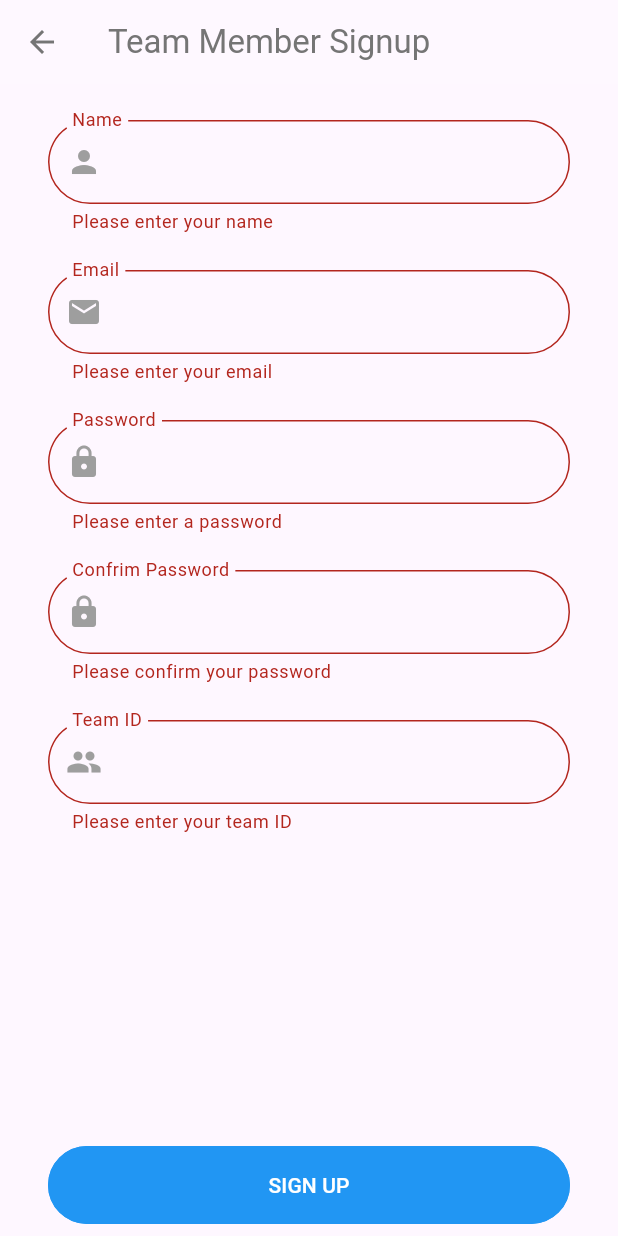
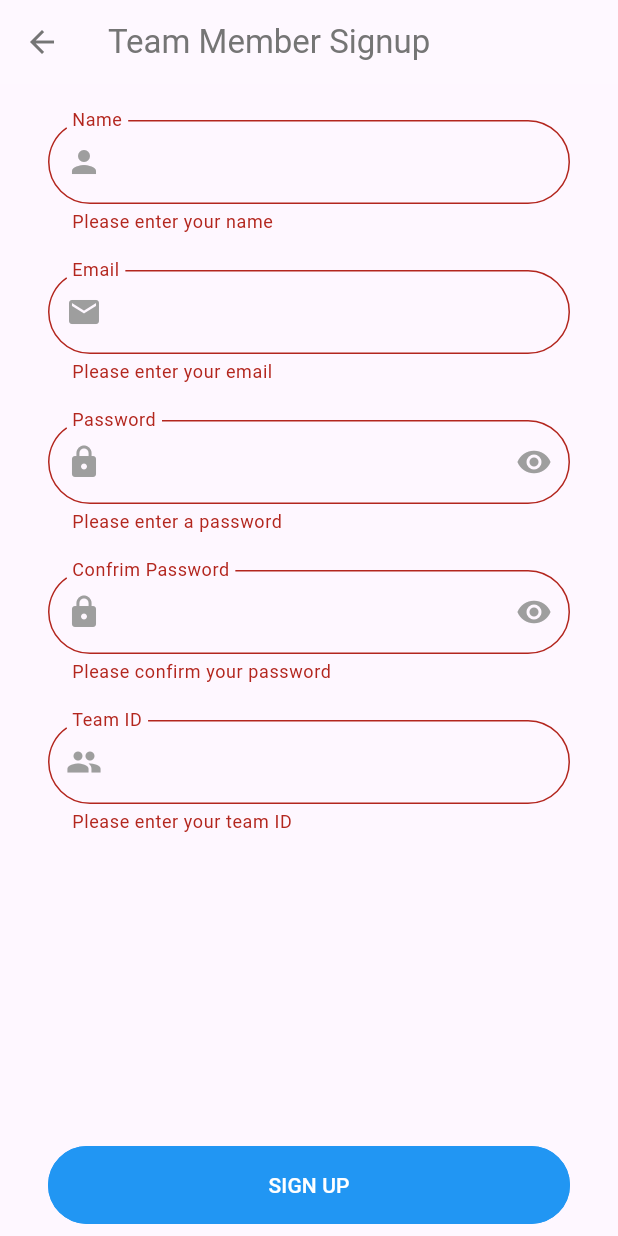
Before and after one commit to almanza1112/thesalesgong, a Flutter app: the TeamMemberSignupPage screen opened by its route, after a tap on "SIGN UP", on a phone screen of 412 x 824 dp. Run offline on Flutter 3.47's test engine with Material 3 defaults, Android fonts, the light colour scheme and no system bars; our stand-ins replace firebase_auth, firebase_core, firebase_messaging; accounts and stored records are empty.

Commit message:
team member sign up flow updated

```diff
--- a/lib/login/team_member_signup_page.dart
+++ b/lib/login/team_member_signup_page.dart
@@ -1,4 +1,9 @@
+import 'dart:convert';
+
+import 'package:firebase_auth/firebase_auth.dart';
 import 'package:flutter/material.dart';
+import 'package:http/http.dart' as http;
+import 'package:thesalesgong/globals.dart' as globals;
 
 class TeamMemberSignupPage extends StatefulWidget {
   const TeamMemberSignupPage({Key? key}) : super(key: key);
@@ -16,10 +21,16 @@ class _TeamMemberSignupPageState extends State<TeamMemberSignupPage> {
   final TextEditingController _teamIdController = TextEditingController();
   final double formPadding = 24;
 
+  bool isPasswordObscure = true;
+  bool isConfirmPasswordObscure = true;
+
+  String? _teamIDErrorText;
+  String? _emailErrorText;
+
   @override
   Widget build(BuildContext context) {
     return Scaffold(
-      resizeToAvoidBottomInset: false,
+      resizeToAvoidBottomInset: false, //TODO: Look into this
       appBar: AppBar(
         title: const Text('Team Member Signup'),
         backgroundColor: Colors.white10,
@@ -58,6 +69,7 @@ class _TeamMemberSignupPageState extends State<TeamMemberSignupPage> {
                   controller: _emailController,
                   decoration: InputDecoration(
                       labelText: 'Email',
+                      errorText: _emailErrorText,
                       floatingLabelBehavior: FloatingLabelBehavior.always,
                       prefixIcon: const Icon(
                         Icons.email,
@@ -75,6 +87,7 @@ class _TeamMemberSignupPageState extends State<TeamMemberSignupPage> {
                 SizedBox(height: formPadding),
                 TextFormField(
                   controller: _passwordController,
+                  obscureText: isPasswordObscure,
                   decoration: InputDecoration(
                       labelText: 'Password',
                       floatingLabelBehavior: FloatingLabelBehavior.always,
@@ -82,9 +95,19 @@ class _TeamMemberSignupPageState extends State<TeamMemberSignupPage> {
                         Icons.lock,
                         color: Colors.grey,
                       ),
+                      suffixIcon: IconButton(
+                        onPressed: () {
+                          setState(() {
+                            isPasswordObscure = !isPasswordObscure;
+                          });
+                        },
+                        icon: Icon(isPasswordObscure
+                            ? Icons.visibility
+                            : Icons.visibility_off),
+                        color: Colors.grey,
+                      ),
                       border: OutlineInputBorder(
                           borderRadius: BorderRadius.circular(40))),
-                  obscureText: true,
                   validator: (value) {
                     if (value == null || value.isEmpty) {
                       return 'Please enter a password';
@@ -95,11 +118,24 @@ class _TeamMemberSignupPageState extends State<TeamMemberSignupPage> {
                 SizedBox(height: formPadding),
                 TextFormField(
                   controller: _confirmPasswordController,
+                  obscureText: isConfirmPasswordObscure,
                   decoration: InputDecoration(
                       labelText: 'Confrim Password',
                       floatingLabelBehavior: FloatingLabelBehavior.always,
                       prefixIcon: const Icon(
                         Icons.lock,
+                        color: Colors.grey,
+                      ),
+                      suffixIcon: IconButton(
+                        onPressed: () {
+                          setState(() {
+                            isConfirmPasswordObscure =
+                                !isConfirmPasswordObscure;
+                          });
+                        },
+                        icon: Icon(isConfirmPasswordObscure
+                            ? Icons.visibility
+                            : Icons.visibility_off),
                         color: Colors.grey,
                       ),
                       border: OutlineInputBorder(
@@ -120,6 +156,7 @@ class _TeamMemberSignupPageState extends State<TeamMemberSignupPage> {
                   decoration: InputDecoration(
                       labelText: 'Team ID',
                       floatingLabelBehavior: FloatingLabelBehavior.always,
+                      errorText: _teamIDErrorText,
                       prefixIcon: const Icon(
                         Icons.group,
                         color: Colors.grey,
@@ -141,12 +178,7 @@ class _TeamMemberSignupPageState extends State<TeamMemberSignupPage> {
                       foregroundColor: Colors.white,
                       side: const BorderSide(color: Colors.blue),
                       shape: const StadiumBorder()),
-                  onPressed: () {
-                    if (_formKey.currentState!.validate()) {
-                      // Perform sign-up logic here
-                      Navigator.pushNamed(context, '/home');
-                    }
-                  },
+                  onPressed: createAccount,
                   child: const Text('SIGN UP'),
                 ),
                 const SizedBox(height: 8),
@@ -157,4 +189,73 @@ class _TeamMemberSignupPageState extends State<TeamMemberSignupPage> {
       ),
     );
   }
+
+  void createAccount() async {
+    setState(() {
+      _emailErrorText = null;
+      _teamIDErrorText = null;
+    });
+    if (_formKey.currentState!.validate()) {
+      var body = {
+        "name": _nameController.text,
+        "email": _emailController.text,
+        "password": _passwordController.text,
+        "team_ID": _teamIdController.text,
+      };
+
+      http.Response response = await http.post(
+          Uri.parse("${globals.END_POINT}/sign_up/team_member"),
+          body: body);
+
+      if (response.statusCode == 201 && context.mounted) {
+        // Success
+        // Sign into Firebase
+        try {
+          FirebaseAuth.instance
+              .signInWithEmailAndPassword(
+                  email: _emailController.text.trim(),
+                  password: _passwordController.text)
+              .then((value) => Navigator.pushNamed(context, '/home'));
+        } on FirebaseAuthException catch (e) {
+          if (e.code == 'user-not-found') {
+            print('No user found for that email.');
+          } else if (e.code == 'wrong-password') {
+            print('Wrong password provided for that user.');
+          }
+        }
+      } else if (response.statusCode == 409 && context.mounted) {
+        Map<String, dynamic> data = jsonDecode(response.body);
+        if (data['part'] == 'creating user') {
+           setState(() {
+            _emailErrorText = 'Email already in use for another account';
+          });
+        } else if (data['part'] == 'finding team') {
+          setState(() {
+            _emailErrorText = 'Email does not belong to team';
+          });
+        }
+
+      } else if (response.statusCode == 500 && context.mounted) {
+        // Error 500 = team id not found || user already has account
+        Map<String, dynamic> data = jsonDecode(response.body);
+        if (data['part'] == 'creating user') {
+          ScaffoldMessenger.of(context).showSnackBar(
+            const SnackBar(
+              content: Text('Error creating new user, please try again later'),
+            ),
+          );
+        } else if (data['part'] == 'finding team') {
+          setState(() {
+            _teamIDErrorText = 'Team ID not found';
+          });
+        } else {
+          ScaffoldMessenger.of(context).showSnackBar(
+            const SnackBar(
+              content: Text('Server error, please try again later'),
+            ),
+          );
+        }
+      }
+    }
+  }
 }
```
